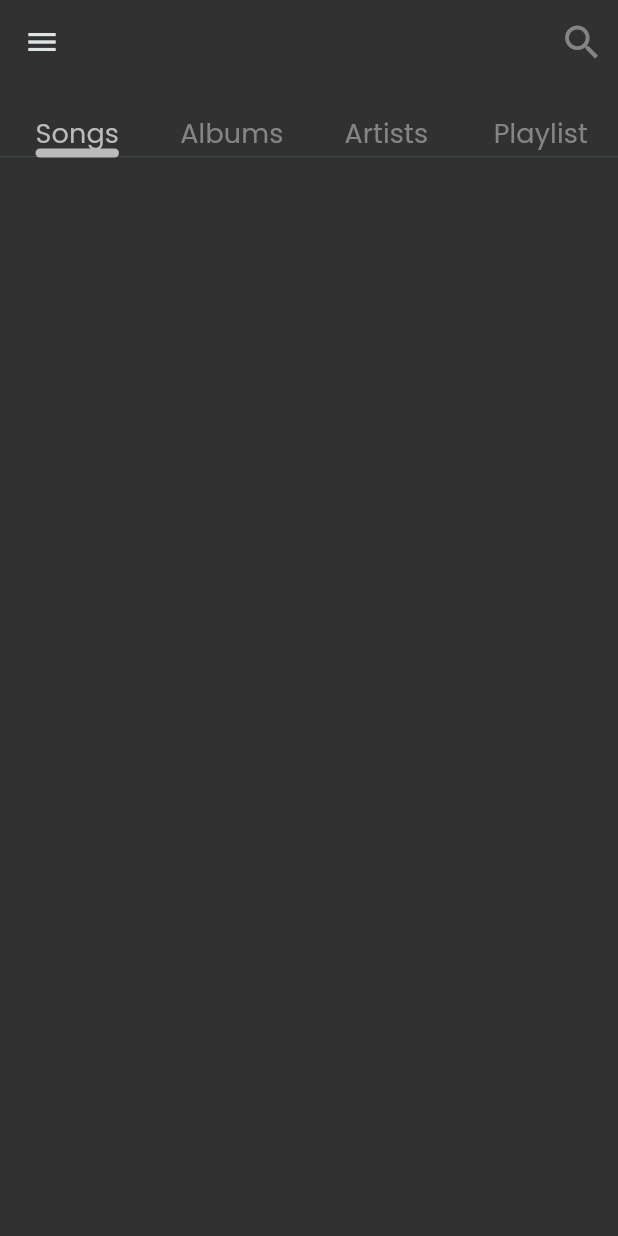
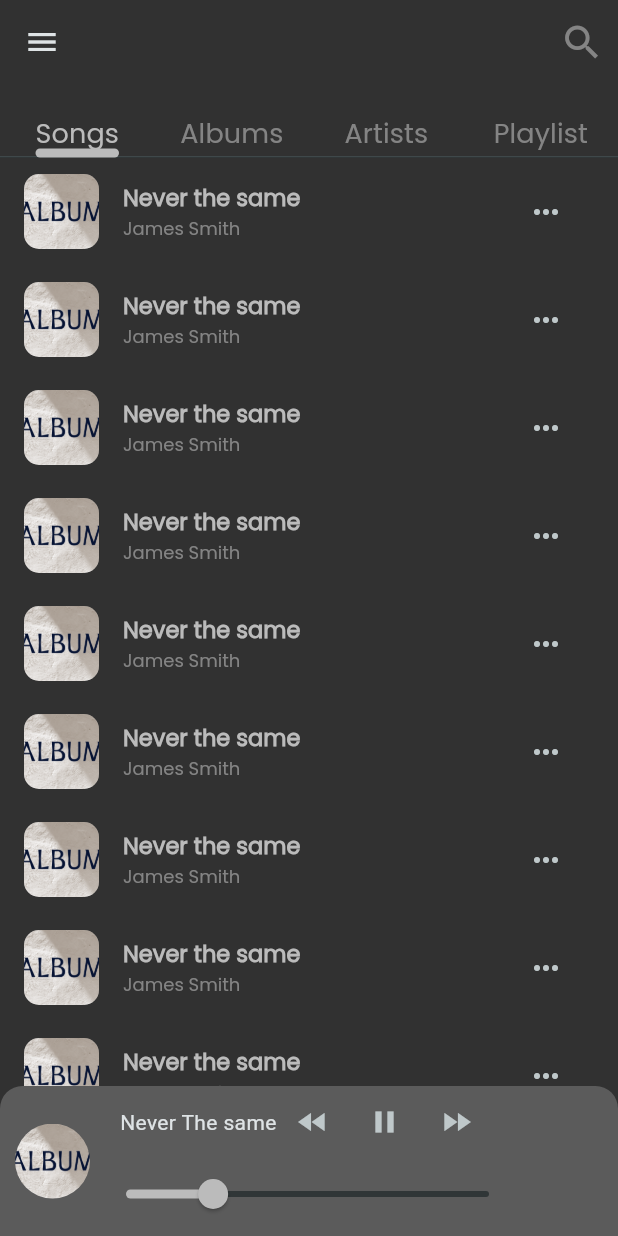
Before and after one commit to janWICKEDpro/muzik_player, a Flutter app: the screen it shows after launch, on a phone screen of 412 x 824 dp. Run offline on Flutter 3.47's test engine with Material 3 defaults, Android fonts, the phone set to English and light mode, and no system bars; our stand-ins replace gap, go_router.

Commit message:
Songs screen

```diff
--- a/lib/routes/routes.dart
+++ b/lib/routes/routes.dart
@@ -7,9 +7,9 @@ import 'package:muzik_player/screens/playlists/playlists.dart';
 import 'package:muzik_player/widgets/appbar.dart';
 
 class AppRouter {
-  final _rootNavigatorKey = GlobalKey<NavigatorState>();
+  // final _rootNavigatorKey = GlobalKey<NavigatorState>();
 
-  final _shellNavigatorKey = GlobalKey<NavigatorState>();
+  // final _shellNavigatorKey = GlobalKey<NavigatorState>();
   GoRouter get router => GoRouter(
           //  navigatorKey: _rootNavigatorKey,
           routes: [
--- a/lib/screens/main_screen/main_screen.dart
+++ b/lib/screens/main_screen/main_screen.dart
@@ -1,5 +1,6 @@
 import 'package:flutter/material.dart';
 import 'package:muzik_player/themes/colors.dart';
+import 'package:muzik_player/widgets/song_tile.dart';
 
 class MainScreen extends StatefulWidget {
   const MainScreen({super.key});
@@ -16,7 +17,7 @@ class _MainScreenState extends State<MainScreen> {
       child: ListView.builder(
           itemCount: 100,
           itemBuilder: (context, index) {
-            return ListTile();
+            return SongTile();
           }),
     );
   }
--- a/lib/themes/text_theme.dart
+++ b/lib/themes/text_theme.dart
@@ -8,10 +8,10 @@ class MuzikPlayerTextTheme {
       color: AppColors.primaryWhitishGrey,
       fontFamily: 'Poppins',
       fontSize: 15,
-      fontWeight: FontWeight.w300);
+      fontWeight: FontWeight.w900);
   static final authorNameStyle = TextStyle(
       color: AppColors.primaryWhitishGrey.withOpacity(0.6),
       fontFamily: 'Poppins',
       fontSize: 12,
-      fontWeight: FontWeight.w300);
+      fontWeight: FontWeight.w400);
 }
--- a/lib/widgets/appbar.dart
+++ b/lib/widgets/appbar.dart
@@ -1,4 +1,5 @@
 import 'package:flutter/material.dart';
+import 'package:gap/gap.dart';
 import 'package:go_router/go_router.dart';
 import 'package:muzik_player/themes/colors.dart';
 import 'package:muzik_player/themes/text_theme.dart';
@@ -29,6 +30,63 @@ class _AppTabBarState extends State<AppTabBar> with TickerProviderStateMixin {
         child: Scaffold(
           drawer: Drawer(
             child: Container(),
+          ),
+          floatingActionButtonLocation:
+              FloatingActionButtonLocation.centerDocked,
+          floatingActionButton: Container(
+            height: 100,
+            padding: const EdgeInsets.symmetric(horizontal: 10),
+            decoration: const BoxDecoration(
+                color: AppColors.primaryGrey,
+                borderRadius: BorderRadius.only(
+                    topLeft: Radius.circular(15),
+                    topRight: Radius.circular(15))),
+            child: Center(
+              child: Row(
+                crossAxisAlignment: CrossAxisAlignment.center,
+                mainAxisAlignment: MainAxisAlignment.start,
+                children: [
+                  Container(
+                    height: 50,
+                    width: 50,
+                    decoration: BoxDecoration(
+                        borderRadius: BorderRadius.circular(25),
+                        image: DecorationImage(
+                            fit: BoxFit.cover,
+                            image: AssetImage('assets/images/album.png'))),
+                  ),
+                  Column(
+                    crossAxisAlignment: CrossAxisAlignment.start,
+                    mainAxisAlignment: MainAxisAlignment.start,
+                    children: [
+                      Row(
+                        mainAxisAlignment: MainAxisAlignment.spaceBetween,
+                        children: [
+                          Gap(20),
+                          Text('Never The same'),
+                          IconButton(
+                              onPressed: () {},
+                              icon: Icon(Icons.fast_rewind_sharp)),
+                          IconButton(onPressed: () {}, icon: Icon(Icons.pause)),
+                          IconButton(
+                              onPressed: () {}, icon: Icon(Icons.fast_forward))
+                        ],
+                      ),
+                      SizedBox(
+                        width: 290,
+                        child: Slider(
+                          value: 24,
+                          max: 100,
+                          min: 0,
+                          onChanged: (val) {},
+                          activeColor: AppColors.primaryWhitishGrey,
+                        ),
+                      )
+                    ],
+                  )
+                ],
+              ),
+            ),
           ),
           appBar: AppBar(
             backgroundColor: AppColors.primaryBlack,
--- a/lib/widgets/song_tile.dart
+++ b/lib/widgets/song_tile.dart
@@ -1,4 +1,5 @@
 import 'package:flutter/material.dart';
+import 'package:muzik_player/themes/colors.dart';
 import 'package:muzik_player/themes/text_theme.dart';
 
 class SongTile extends StatelessWidget {
@@ -8,9 +9,14 @@ class SongTile extends StatelessWidget {
   Widget build(BuildContext context) {
     return ListTile(
       leading: Container(
-        height: 40,
-        width: 40,
-        decoration: BoxDecoration(borderRadius: BorderRadius.circular(15)),
+        height: 50,
+        width: 50,
+        decoration: BoxDecoration(
+            color: AppColors.primaryGrey,
+            image: const DecorationImage(
+                image: AssetImage('assets/images/album.png'),
+                fit: BoxFit.cover),
+            borderRadius: BorderRadius.circular(10)),
       ),
       trailing: IconButton(
         onPressed: () {},
@@ -18,6 +24,7 @@ class SongTile extends StatelessWidget {
       ),
       title: Text('Never the same'),
       subtitle: Text('James Smith'),
+      subtitleTextStyle: MuzikPlayerTextTheme.authorNameStyle,
       titleTextStyle: MuzikPlayerTextTheme.songNameStyle,
     );
   }
--- a/pubspec.yaml
+++ b/pubspec.yaml
@@ -27,7 +27,7 @@ flutter:
   uses-material-design: true
 
   assets:
-    - assets/
+    - assets/images/
   fonts:
     - family: Poppins
       fonts:
```
